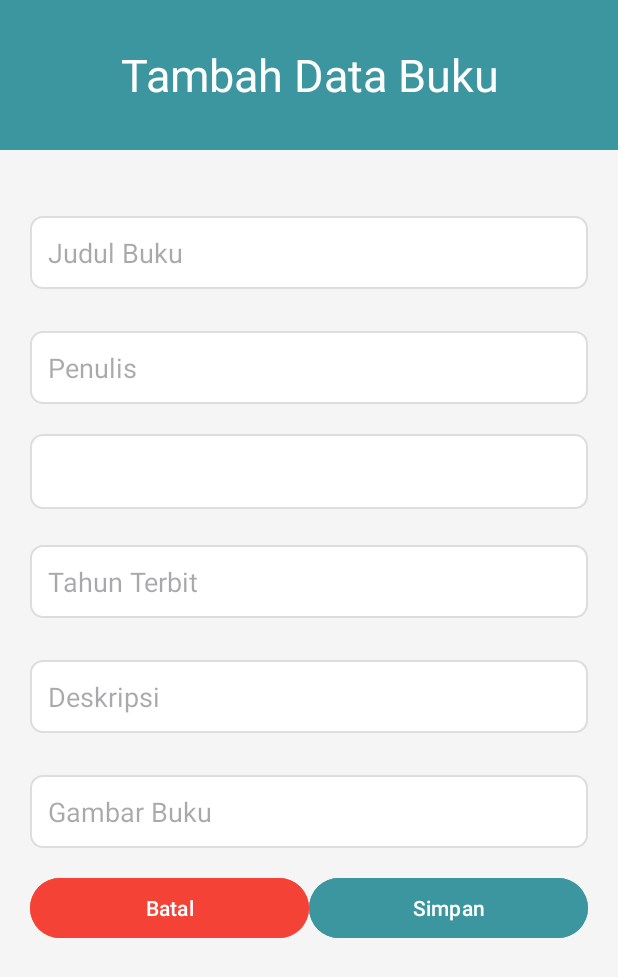
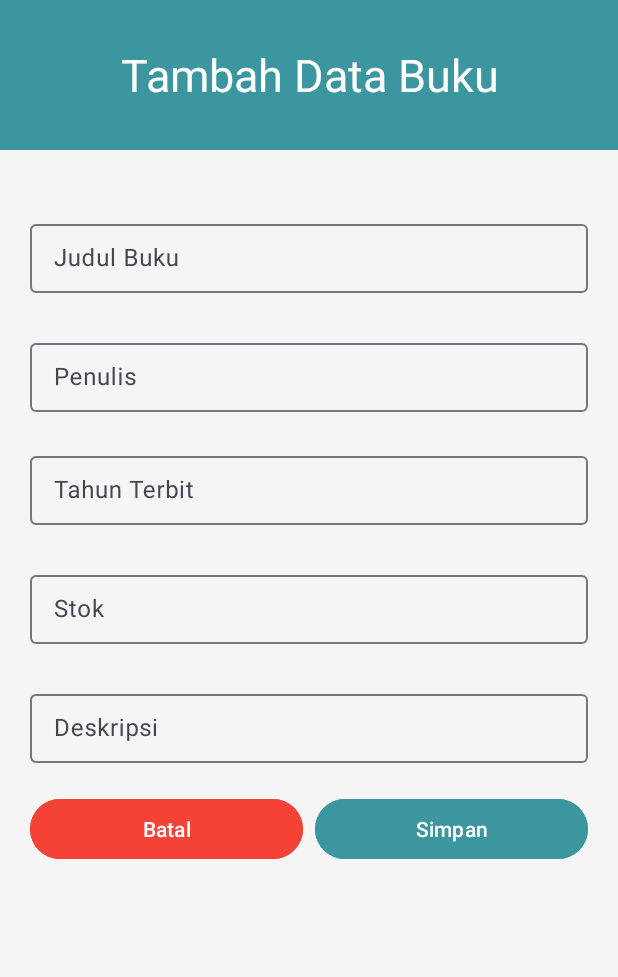
Before and after one commit to ilhamsuryap/perpusMobile, an Android app: the DaftarBukuActivity screen opened directly, with no data from a screen before it, after a tap on "Tambah Data", on a phone screen of 412 x 824 dp. Shown: the top 977 px of the screen. Run offline under Robolectric (Android 15) with nearby library versions, the phone set to English and light mode, and no system bars; 4 statements that could not run were skipped.

Commit message:
menambakhkan CRUD 1. tambah buku 2. pinjam buku

```diff
--- a/app/src/main/AndroidManifest.xml
+++ b/app/src/main/AndroidManifest.xml
@@ -13,14 +13,14 @@
         android:theme="@style/Theme.Perpustakaan"
         tools:targetApi="31">
         <activity
-            android:name=".daftarbuku.DaftarBukuActivity"
-            android:exported="false" />
+            android:name=".daftarbukuActivity.DaftarBukuActivity"
+            android:exported="true" />
 
         <activity
             android:name=".MainActivity"
             android:exported="true"/>
         <activity
-        android:name=".pinjam.PinjamBukuActivity"
+        android:name=".pinjamActivity.PinjamBukuActivity"
         android:exported="true" >
         <intent-filter>
             <action android:name="android.intent.action.MAIN" />
--- a/app/src/main/java/com/example/perpustakaan/daftarbuku/DaftarBukuActivity.kt
+++ /dev/null
@@ -1,31 +0,0 @@
-package com.example.perpustakaan.daftarbuku
-
-import android.os.Bundle
-import androidx.appcompat.app.AppCompatActivity
-import androidx.fragment.app.Fragment
-import com.example.perpustakaan.R
-import com.example.perpustakaan.databinding.ActivityDaftarBukuBinding
-import com.example.perpustakaan.pinjam.FragmentFormDataPinjam
-
-class DaftarBukuActivity : AppCompatActivity() {
-
-    private lateinit var binding: ActivityDaftarBukuBinding
-
-    override fun onCreate(savedInstanceState: Bundle?) {
-        super.onCreate(savedInstanceState)
-        binding = ActivityDaftarBukuBinding.inflate(layoutInflater)
-        setContentView(binding.root)
-
-        // Setup tombol tambah buku
-        binding.btnTambahBuku.setOnClickListener {
-            loadFragment(FragmentTambahDataBuku())
-        }
-    }
-
-    private fun loadFragment(fragment: Fragment) {
-        val transaction = supportFragmentManager.beginTransaction()
-        transaction.replace(binding.daftarbuku.id, fragment)
-        transaction.addToBackStack(null) // Optional, if you want to add the transaction to the back stack
-        transaction.commit()
-    }
-}
--- a/app/src/main/java/com/example/perpustakaan/daftarbuku/FragmentTambahDataBuku.kt
+++ /dev/null
@@ -1,24 +0,0 @@
-package com.example.perpustakaan.daftarbuku
-
-import android.os.Bundle
-import android.view.LayoutInflater
-import android.view.View
-import android.view.ViewGroup
-import androidx.fragment.app.Fragment
-import com.example.perpustakaan.databinding.FragmentTambahdatabukuBinding
-
-class FragmentTambahDataBuku : Fragment() {
-    private var _binding: FragmentTambahdatabukuBinding? = null
-    private val binding get() = _binding!!
-
-    override fun onCreateView(
-        inflater: LayoutInflater, container: ViewGroup?, savedInstanceState: Bundle?
-    ): View {
-        _binding = FragmentTambahdatabukuBinding.inflate(inflater, container, false)
-        return binding.root
-    }
-    override fun onDestroyView() {
-        super.onDestroyView()
-        _binding = null
-    }
-}
--- /dev/null
+++ b/app/src/main/java/com/example/perpustakaan/daftarbukuActivity/DaftarBukuActivity.kt
@@ -0,0 +1,55 @@
+package com.example.perpustakaan.daftarbukuActivity
+
+import android.os.Bundle
+import androidx.appcompat.app.AppCompatActivity
+import androidx.fragment.app.Fragment
+import androidx.recyclerview.widget.LinearLayoutManager
+import com.example.perpustakaan.adapter.BukuAdapter
+import com.example.perpustakaan.ViewModel.BukuViewModel
+import com.example.perpustakaan.databinding.ActivityDaftarBukuBinding
+import androidx.activity.viewModels
+
+class DaftarBukuActivity : AppCompatActivity() {
+
+    private lateinit var binding: ActivityDaftarBukuBinding
+    private lateinit var bukuAdapter: BukuAdapter
+
+    // Inisialisasi ViewModel
+    private val bukuViewModel: BukuViewModel by viewModels()
+
+    override fun onCreate(savedInstanceState: Bundle?) {
+        super.onCreate(savedInstanceState)
+        binding = ActivityDaftarBukuBinding.inflate(layoutInflater)
+        setContentView(binding.root)
+
+        // Setup RecyclerView
+        setupRecyclerView()
+
+        // Observasi data buku dari ViewModel
+        bukuViewModel.allBuku.observe(this) { bukuList ->
+            bukuAdapter.setData(bukuList) // Update daftar buku di adapter saat data berubah
+        }
+
+        // Setup tombol tambah buku
+        binding.btnTambahBuku.setOnClickListener {
+            loadFragment(FragmentTambahDataBuku())
+        }
+    }
+
+    // Setup RecyclerView dengan Adapter
+    private fun setupRecyclerView() {
+        bukuAdapter = BukuAdapter()
+        binding.rvBuku.apply {
+            layoutManager = LinearLayoutManager(this@DaftarBukuActivity)
+            adapter = bukuAdapter
+        }
+    }
+
+    // Fungsi untuk memuat fragment
+    private fun loadFragment(fragment: Fragment) {
+        val transaction = supportFragmentManager.beginTransaction()
+        transaction.replace(binding.root.id, fragment) // Menggunakan root sebagai container untuk fragment
+        transaction.addToBackStack(null) // Optional, menambahkan ke back stack jika diperlukan
+        transaction.commit()
+    }
+}
--- a/app/src/main/res/layout/activity_daftar_buku.xml
+++ b/app/src/main/res/layout/activity_daftar_buku.xml
@@ -6,14 +6,7 @@
     android:layout_width="match_parent"
     android:layout_height="match_parent"
     android:background="#3C969F"
-    tools:context=".daftarbuku.DaftarBukuActivity">
-
-
-
-<androidx.constraintlayout.widget.ConstraintLayout
-    android:layout_width="match_parent"
-    android:layout_height="match_parent"
-    android:background="#3C969F">
+    tools:context=".daftarbukuActivity.DaftarBukuActivity">
 
     <TextView
         android:id="@+id/textView"
@@ -31,30 +24,34 @@
     <androidx.constraintlayout.widget.ConstraintLayout
         android:id="@+id/imageView"
         android:layout_width="match_parent"
+        android:layout_height="0dp"
         android:layout_marginTop="150dp"
-        android:layout_height="match_parent"
         android:background="@drawable/bgisikolom"
+        app:layout_constraintTop_toBottomOf="@id/textView"
         app:layout_constraintBottom_toBottomOf="parent"
         app:layout_constraintEnd_toEndOf="parent"
-        app:layout_constraintStart_toStartOf="parent"
-        app:srcCompat="@drawable/kotak_putih">
-
+        app:layout_constraintStart_toStartOf="parent">
 
         <SearchView
             android:id="@+id/searchView"
             android:layout_width="match_parent"
             android:layout_height="68dp"
-            app:layout_constraintEnd_toEndOf="parent"
+            app:layout_constraintTop_toTopOf="parent"
             app:layout_constraintStart_toStartOf="parent"
-            app:layout_constraintTop_toTopOf="@+id/imageView" />
+            app:layout_constraintEnd_toEndOf="parent" />
 
         <androidx.recyclerview.widget.RecyclerView
-            android:id="@+id/recyclerView2"
-            android:layout_width="296dp"
-            android:layout_height="195dp"
-            app:layout_constraintEnd_toEndOf="@+id/imageView"
+            android:id="@+id/rvBuku"
+            android:layout_width="match_parent"
+            android:layout_height="0dp"
+            tools:listitem="@layout/style_daftar_buku"
+            tools:ignore="MissingConstraints"
+            app:layoutManager="androidx.recyclerview.widget.GridLayoutManager"
+            app:spanCount="1"
+            app:layout_constraintTop_toBottomOf="@id/searchView"
+            app:layout_constraintBottom_toTopOf="@id/guideline8"
             app:layout_constraintStart_toStartOf="parent"
-            app:layout_constraintTop_toBottomOf="@+id/searchView" />
+            app:layout_constraintEnd_toEndOf="parent" />
 
         <Button
             android:id="@+id/btnTambahBuku"
@@ -62,17 +59,17 @@
             android:layout_height="wrap_content"
             android:text="Tambah Data"
             android:backgroundTint="#3C969F"
-            android:layout_marginRight="20dp"
+            app:layout_constraintTop_toTopOf="@+id/guideline8"
             app:layout_constraintEnd_toEndOf="parent"
-            app:layout_constraintTop_toTopOf="@+id/guideline8" />
+            android:layout_marginEnd="20dp" />
 
         <androidx.constraintlayout.widget.Guideline
             android:id="@+id/guideline8"
             android:layout_width="wrap_content"
             android:layout_height="wrap_content"
             android:orientation="horizontal"
-            app:layout_constraintGuide_end="97dp" />
-    </androidx.constraintlayout.widget.ConstraintLayout>
+            app:layout_constraintGuide_percent="0.9" />
+
     </androidx.constraintlayout.widget.ConstraintLayout>
 
 </androidx.constraintlayout.widget.ConstraintLayout>
--- a/app/src/main/res/layout/fragment_tambahdatabuku.xml
+++ b/app/src/main/res/layout/fragment_tambahdatabuku.xml
@@ -1,12 +1,11 @@
 <?xml version="1.0" encoding="utf-8"?>
-<androidx.constraintlayout.widget.ConstraintLayout xmlns:android="http://schemas.android.com/apk/res/android"
+<androidx.constraintlayout.widget.ConstraintLayout
+    xmlns:android="http://schemas.android.com/apk/res/android"
     xmlns:app="http://schemas.android.com/apk/res-auto"
     xmlns:tools="http://schemas.android.com/tools"
     android:layout_width="match_parent"
     android:layout_height="match_parent"
-    android:background="#F5F5F5"
-    tools:context=".MainActivity">
-
+    android:background="#F5F5F5">
 
     <!-- Header -->
     <TextView
@@ -15,7 +14,6 @@
         android:layout_height="100dp"
         android:background="#3C969F"
         android:gravity="center"
-        android:padding="0dp"
         android:text="Tambah Data Buku"
         android:textColor="#FFFFFF"
         android:textSize="30sp"
@@ -24,119 +22,133 @@
         app:layout_constraintTop_toTopOf="parent" />
 
     <!-- Form Input -->
-    <EditText
-        android:id="@+id/et_judul_buku"
+    <com.google.android.material.textfield.TextInputLayout
+        android:id="@+id/ti_judul_buku"
         android:layout_width="0dp"
         android:layout_height="wrap_content"
         android:layout_marginTop="44dp"
-        android:background="@drawable/rounded_edit_text"
+        android:layout_marginHorizontal="20dp"
         android:hint="Judul Buku"
-        android:padding="12dp"
-        android:layout_marginHorizontal="20dp"
         app:layout_constraintEnd_toEndOf="parent"
         app:layout_constraintStart_toStartOf="parent"
-        app:layout_constraintTop_toBottomOf="@id/tv_header" />
+        app:layout_constraintTop_toBottomOf="@id/tv_header">
 
-    <EditText
-        android:id="@+id/et_penulis"
+        <com.google.android.material.textfield.TextInputEditText
+            android:id="@+id/et_judul_buku"
+            android:layout_width="match_parent"
+            android:layout_height="wrap_content"
+            android:padding="12dp" />
+    </com.google.android.material.textfield.TextInputLayout>
+
+    <com.google.android.material.textfield.TextInputLayout
+        android:id="@+id/ti_penulis"
         android:layout_width="0dp"
         android:layout_height="wrap_content"
         android:layout_marginTop="28dp"
-        android:background="@drawable/rounded_edit_text"
+        android:layout_marginHorizontal="20dp"
         android:hint="Penulis"
-        android:layout_marginHorizontal="20dp"
-        android:padding="12dp"
         app:layout_constraintEnd_toEndOf="parent"
         app:layout_constraintStart_toStartOf="parent"
-        app:layout_constraintTop_toBottomOf="@id/et_judul_buku" />
+        app:layout_constraintTop_toBottomOf="@id/ti_judul_buku">
 
-    <Spinner
-        android:id="@+id/sp_kategori"
-        android:layout_width="0dp"
-        android:layout_height="50dp"
-        android:layout_marginTop="20dp"
-        android:layout_marginHorizontal="20dp"
-        android:background="@drawable/rounded_edit_text"
-        app:layout_constraintEnd_toEndOf="parent"
-        app:layout_constraintStart_toStartOf="parent"
-        app:layout_constraintTop_toBottomOf="@id/et_penulis" />
+        <com.google.android.material.textfield.TextInputEditText
+            android:id="@+id/et_penulis"
+            android:layout_width="match_parent"
+            android:layout_height="wrap_content"
+            android:padding="12dp" />
+    </com.google.android.material.textfield.TextInputLayout>
 
-    <EditText
-        android:id="@+id/et_tahun_terbit"
+    <com.google.android.material.textfield.TextInputLayout
+        android:id="@+id/it_tahunterbit"
         android:layout_width="0dp"
         android:layout_height="wrap_content"
         android:layout_marginTop="24dp"
         android:layout_marginHorizontal="20dp"
-        android:background="@drawable/rounded_edit_text"
         android:hint="Tahun Terbit"
-        android:inputType="number"
-        android:padding="12dp"
         app:layout_constraintEnd_toEndOf="parent"
         app:layout_constraintStart_toStartOf="parent"
-        app:layout_constraintTop_toBottomOf="@id/sp_kategori" />
+        app:layout_constraintTop_toBottomOf="@id/ti_penulis">
 
-    <EditText
-        android:id="@+id/et_deskripsi"
+        <com.google.android.material.textfield.TextInputEditText
+            android:id="@+id/et_tahun_terbit"
+            android:layout_width="match_parent"
+            android:layout_height="wrap_content"
+            android:inputType="number"
+            android:padding="12dp" />
+    </com.google.android.material.textfield.TextInputLayout>
+
+    <com.google.android.material.textfield.TextInputLayout
+        android:id="@+id/ti_stok"
         android:layout_width="0dp"
         android:layout_height="wrap_content"
         android:layout_marginTop="28dp"
-        android:background="@drawable/rounded_edit_text"
-        android:hint="Deskripsi"
         android:layout_marginHorizontal="20dp"
-        android:padding="12dp"
+        android:hint="Stok"
         app:layout_constraintEnd_toEndOf="parent"
         app:layout_constraintStart_toStartOf="parent"
-        app:layout_constraintTop_toBottomOf="@id/et_tahun_terbit" />
+        app:layout_constraintTop_toBottomOf="@id/it_tahunterbit">
 
-    <EditText
-        android:id="@+id/et_gambar_buku"
+        <com.google.android.material.textfield.TextInputEditText
+            android:id="@+id/et_stok"
+            android:layout_width="match_parent"
+            android:layout_height="wrap_content"
+            android:padding="12dp" />
+    </com.google.android.material.textfield.TextInputLayout>
+
+    <com.google.android.material.textfield.TextInputLayout
+        android:id="@+id/ti_deskripsi"
         android:layout_width="0dp"
         android:layout_height="wrap_content"
         android:layout_marginTop="28dp"
-        android:background="@drawable/rounded_edit_text"
-        android:hint="Gambar Buku"
         android:layout_marginHorizontal="20dp"
-        android:padding="12dp"
+        android:hint="Deskripsi"
         app:layout_constraintEnd_toEndOf="parent"
         app:layout_constraintStart_toStartOf="parent"
-        app:layout_constraintTop_toBottomOf="@id/et_deskripsi" />
+        app:layout_constraintTop_toBottomOf="@id/ti_stok">
+
+        <com.google.android.material.textfield.TextInputEditText
+            android:id="@+id/et_deskripsi"
+            android:layout_width="match_parent"
+            android:layout_height="wrap_content"
+            android:padding="12dp" />
+    </com.google.android.material.textfield.TextInputLayout>
 
     <!-- Layout untuk tombol -->
     <androidx.constraintlayout.widget.ConstraintLayout
         android:layout_width="0dp"
         android:layout_height="wrap_content"
+        android:layout_marginTop="20dp"
         android:layout_marginHorizontal="20dp"
-        app:layout_constraintTop_toBottomOf="@id/et_gambar_buku"
+        app:layout_constraintEnd_toEndOf="parent"
         app:layout_constraintStart_toStartOf="parent"
-        app:layout_constraintEnd_toEndOf="parent"
-        android:layout_marginTop="16dp">
+        app:layout_constraintTop_toBottomOf="@+id/ti_deskripsi">
 
         <!-- Button Batal -->
-        <Button
+        <com.google.android.material.button.MaterialButton
             android:id="@+id/btn_batal"
             android:layout_width="0dp"
             android:layout_height="wrap_content"
+            android:layout_marginEnd="8dp"
+            android:backgroundTint="#F44336"
             android:text="Batal"
-            android:backgroundTint="#F44336"
             android:textColor="#FFFFFF"
-            app:layout_constraintEnd_toStartOf="@id/btn_simpan"
-            app:layout_constraintTop_toBottomOf="@id/et_gambar_buku"
             app:layout_constraintStart_toStartOf="parent"
-            tools:ignore="NotSibling" />
+            app:layout_constraintEnd_toStartOf="@id/btn_simpan_buku"
+            app:layout_constraintTop_toTopOf="parent"
+            app:layout_constraintBottom_toBottomOf="parent" />
 
         <!-- Button Simpan -->
-        <Button
-            android:id="@+id/btn_simpan"
+        <com.google.android.material.button.MaterialButton
+            android:id="@+id/btn_simpan_buku"
             android:layout_width="0dp"
             android:layout_height="wrap_content"
+            android:backgroundTint="#3C969F"
             android:text="Simpan"
-            android:backgroundTint="#3C969F"
             android:textColor="#FFFFFF"
             app:layout_constraintStart_toEndOf="@id/btn_batal"
-            app:layout_constraintTop_toBottomOf="@id/et_gambar_buku"
             app:layout_constraintEnd_toEndOf="parent"
-            tools:ignore="NotSibling" />
-
+            app:layout_constraintTop_toTopOf="parent"
+            app:layout_constraintBottom_toBottomOf="parent" />
     </androidx.constraintlayout.widget.ConstraintLayout>
 
 </androidx.constraintlayout.widget.ConstraintLayout>
```
Also changed, not shown: app/build.gradle.kts (+23 -14 lines), app/src/main/java/com/example/perpustakaan/daftarbukuActivity/FragmentTambahDataBuku.kt (added, +78 -0 lines), app/src/main/java/com/example/perpustakaan/pinjam/FragmentFormDataPinjam.kt (deleted, +0 -26 lines), app/src/main/java/com/example/perpustakaan/pinjam/PinjamBukuActivity.kt (deleted, +0 -29 lines), app/src/main/java/com/example/perpustakaan/pinjamActivity/FragmentFormDataPinjam.kt (added, +67 -0 lines), app/src/main/java/com/example/perpustakaan/pinjamActivity/PinjamBukuActivity.kt (added, +50 -0 lines), app/src/main/java/com/example/perpustakaan/repository/BukuRepository.kt (added, +13 -0 lines), app/src/main/res/layout/activity_pinjam_buku.xml (+15 -14 lines), app/src/main/res/layout/fragment_form_data_pinjam.xml (+59 -45 lines), gradle/libs.versions.toml (+14 -0 lines).
